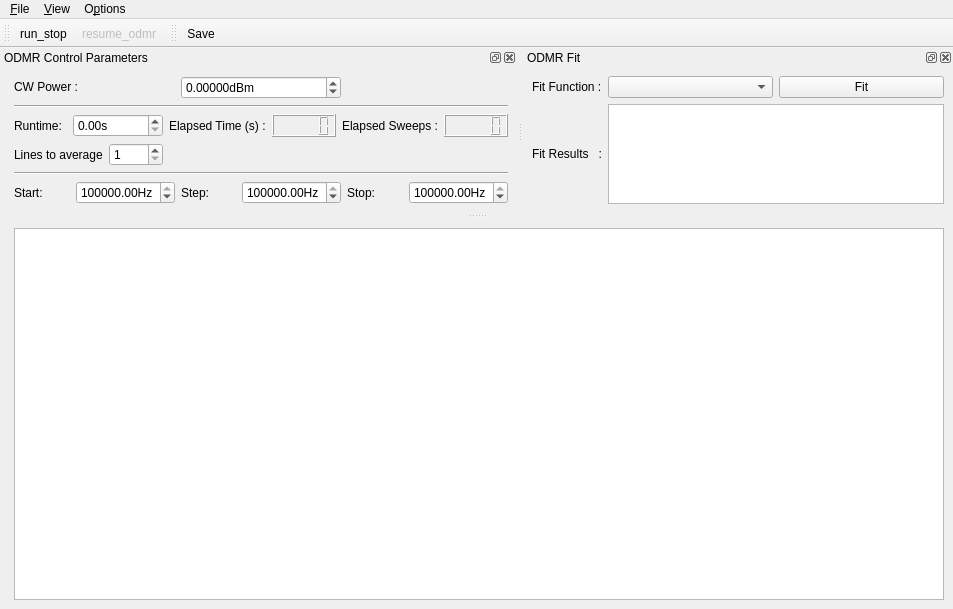
sriharijayaram5/qudi, file gui/bay_opt_odmr/ui_odmrgui.ui: the form before one commit.
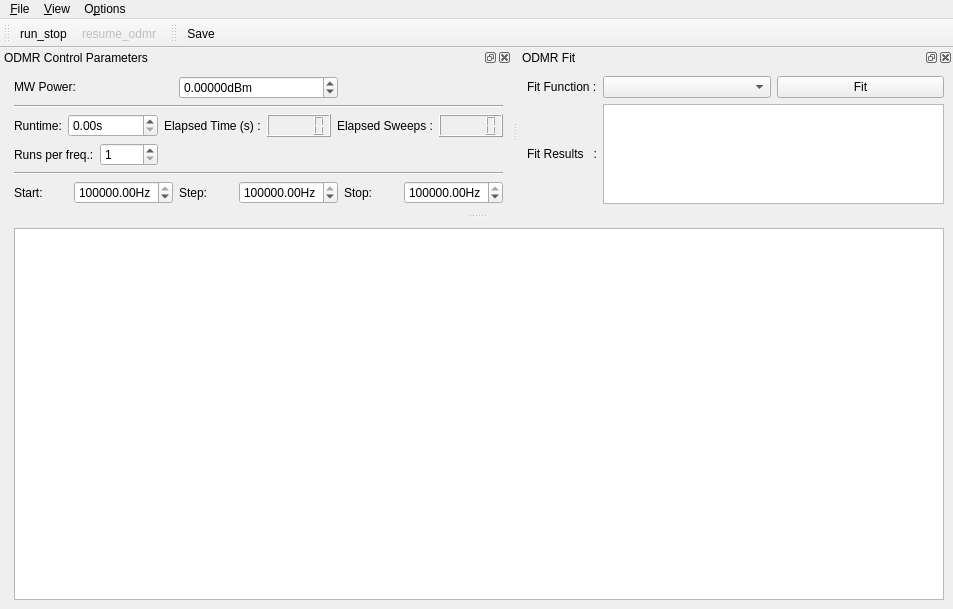
The form after the commit. Icons and pictures are not drawn. Custom widgets are drawn as their Qt base class.

Commit message: OptBay standalone bug fixes

The edit to the form file:
```diff
--- a/gui/bay_opt_odmr/ui_odmrgui.ui
+++ b/gui/bay_opt_odmr/ui_odmrgui.ui
@@ -144,7 +144,7 @@
           </sizepolicy>
          </property>
          <property name="text">
-          <string>CW Power :</string>
+          <string>MW Power:</string>
          </property>
         </widget>
        </item>
@@ -291,7 +291,7 @@
          <item>
           <widget class="QLabel" name="average_label">
            <property name="text">
-            <string>Lines to average</string>
+            <string>Runs per freq.:</string>
            </property>
           </widget>
          </item>
```
The commit also changes 2 other files.
